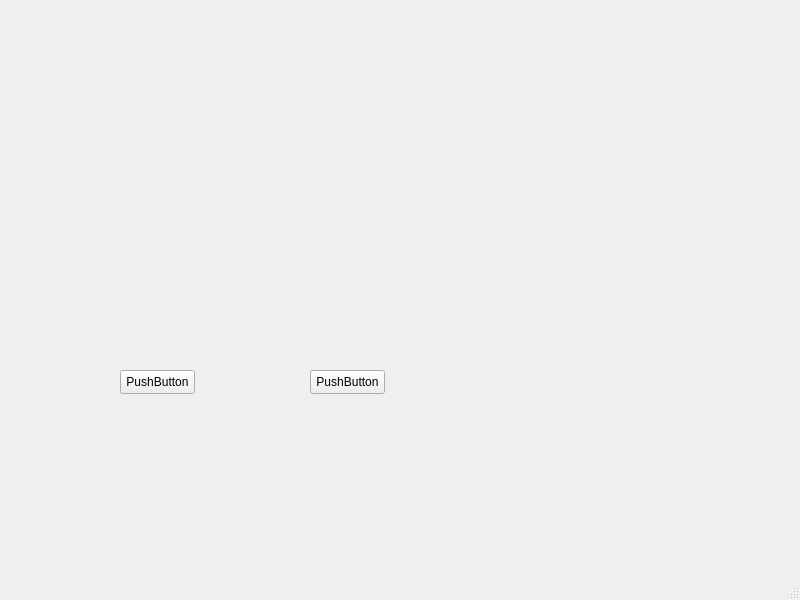
First picture: the form in main_window.ui, repository liyixin1/GPTalks, before the edit.
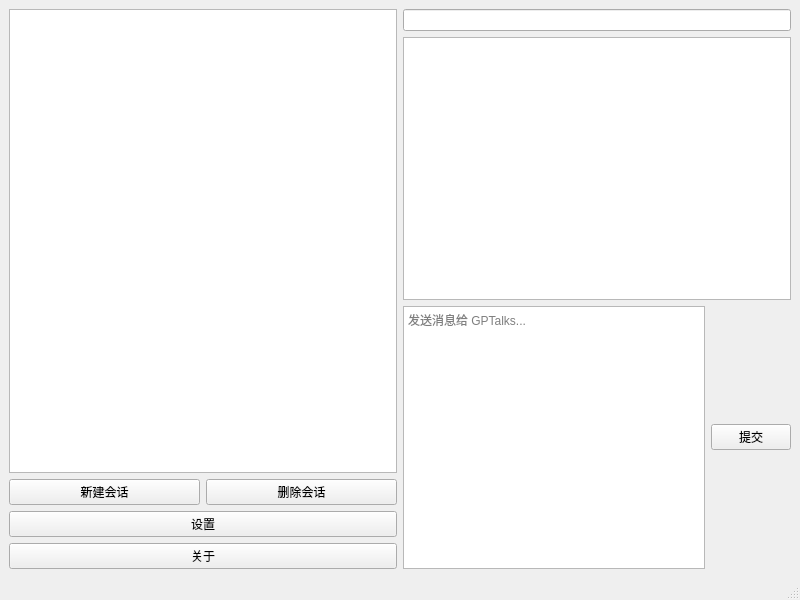
Second picture: the form after the edit.

Commit message: 完成毛柸房

```diff
--- a/main_window.ui
+++ b/main_window.ui
@@ -14,32 +14,75 @@
    <string>MainWindow</string>
   </property>
   <widget class="QWidget" name="centralwidget">
-   <widget class="QPushButton" name="pushButton">
-    <property name="geometry">
-     <rect>
-      <x>120</x>
-      <y>370</y>
-      <width>75</width>
-      <height>24</height>
-     </rect>
-    </property>
-    <property name="text">
-     <string>PushButton</string>
-    </property>
-   </widget>
-   <widget class="QPushButton" name="pushButton_2">
-    <property name="geometry">
-     <rect>
-      <x>310</x>
-      <y>370</y>
-      <width>75</width>
-      <height>24</height>
-     </rect>
-    </property>
-    <property name="text">
-     <string>PushButton</string>
-    </property>
-   </widget>
+   <layout class="QHBoxLayout" name="horizontalLayout_3">
+    <item>
+     <layout class="QVBoxLayout" name="verticalLayout_2">
+      <item>
+       <widget class="QListWidget" name="listWidget"/>
+      </item>
+      <item>
+       <layout class="QHBoxLayout" name="horizontalLayout_2">
+        <item>
+         <widget class="QPushButton" name="pushButton_2">
+          <property name="text">
+           <string>新建会话</string>
+          </property>
+         </widget>
+        </item>
+        <item>
+         <widget class="QPushButton" name="pushButton_3">
+          <property name="text">
+           <string>删除会话</string>
+          </property>
+         </widget>
+        </item>
+       </layout>
+      </item>
+      <item>
+       <widget class="QPushButton" name="pushButton_4">
+        <property name="text">
+         <string>设置</string>
+        </property>
+       </widget>
+      </item>
+      <item>
+       <widget class="QPushButton" name="pushButton_5">
+        <property name="text">
+         <string>关于</string>
+        </property>
+       </widget>
+      </item>
+     </layout>
+    </item>
+    <item>
+     <layout class="QVBoxLayout" name="verticalLayout">
+      <item>
+       <widget class="QLineEdit" name="lineEdit"/>
+      </item>
+      <item>
+       <widget class="QTextBrowser" name="textBrowser"/>
+      </item>
+      <item>
+       <layout class="QHBoxLayout" name="horizontalLayout">
+        <item>
+         <widget class="QPlainTextEdit" name="plainTextEdit_2">
+          <property name="placeholderText">
+           <string>发送消息给 GPTalks...</string>
+          </property>
+         </widget>
+        </item>
+        <item>
+         <widget class="QPushButton" name="pushButton">
+          <property name="text">
+           <string>提交</string>
+          </property>
+         </widget>
+        </item>
+       </layout>
+      </item>
+     </layout>
+    </item>
+   </layout>
   </widget>
   <widget class="QMenuBar" name="menubar">
    <property name="geometry">
```
The commit also changes 1 other file.
